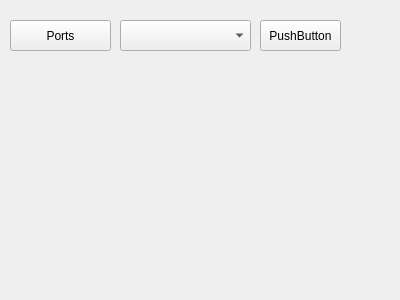
First picture: the form in mainwindow.ui, repository tech-living/ComportFree, before the edit.
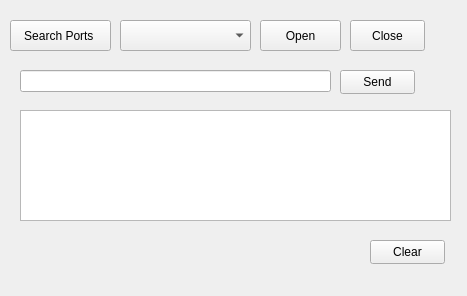
Second picture: the form after the edit.

Commit message: Display received data on screen (using a timer) Screen display with HEX and ASCII view options Close COM port functionality

```diff
--- a/mainwindow.ui
+++ b/mainwindow.ui
@@ -6,8 +6,8 @@
    <rect>
     <x>0</x>
     <y>0</y>
-    <width>400</width>
-    <height>300</height>
+    <width>467</width>
+    <height>296</height>
    </rect>
   </property>
   <property name="windowTitle">
@@ -23,7 +23,7 @@
     </rect>
    </property>
    <property name="text">
-    <string>Ports</string>
+    <string>Search Ports </string>
    </property>
   </widget>
   <widget class="QComboBox" name="cmbPorts">
@@ -46,7 +46,66 @@
     </rect>
    </property>
    <property name="text">
-    <string>PushButton</string>
+    <string>Open</string>
+   </property>
+  </widget>
+  <widget class="QLineEdit" name="lnMessage">
+   <property name="geometry">
+    <rect>
+     <x>20</x>
+     <y>70</y>
+     <width>311</width>
+     <height>22</height>
+    </rect>
+   </property>
+  </widget>
+  <widget class="QPushButton" name="btnSend">
+   <property name="geometry">
+    <rect>
+     <x>340</x>
+     <y>70</y>
+     <width>75</width>
+     <height>24</height>
+    </rect>
+   </property>
+   <property name="text">
+    <string>Send</string>
+   </property>
+  </widget>
+  <widget class="QPushButton" name="btnClearTxtBrower">
+   <property name="geometry">
+    <rect>
+     <x>370</x>
+     <y>240</y>
+     <width>75</width>
+     <height>24</height>
+    </rect>
+   </property>
+   <property name="text">
+    <string>Clear</string>
+   </property>
+  </widget>
+  <widget class="QPlainTextEdit" name="plnTxtViewer">
+   <property name="geometry">
+    <rect>
+     <x>20</x>
+     <y>110</y>
+     <width>431</width>
+     <height>111</height>
+    </rect>
+   </property>
+  </widget>
+  <widget class="QPushButton" name="btnClosePort">
+   <property name="geometry">
+    <rect>
+     <x>350</x>
+     <y>20</y>
+     <width>75</width>
+     <height>31</height>
+    </rect>
+   </property>
+   <property name="text">
+    <string>Close</string>
    </property>
   </widget>
  </widget>
```
The commit also changes 2 other files.
